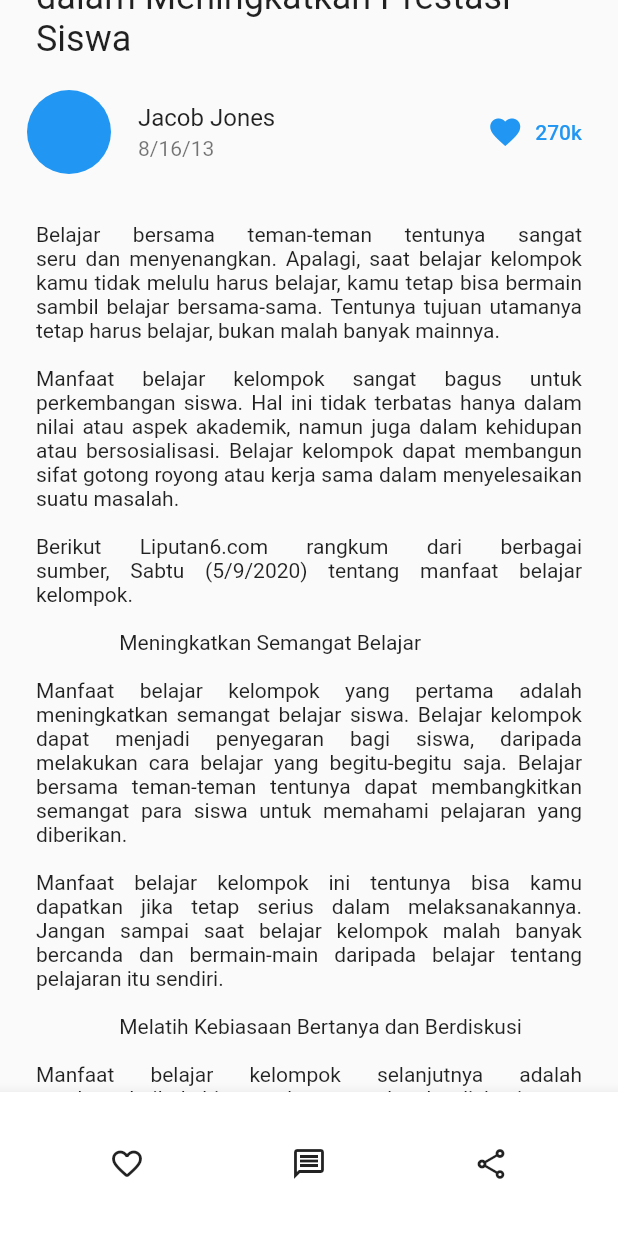
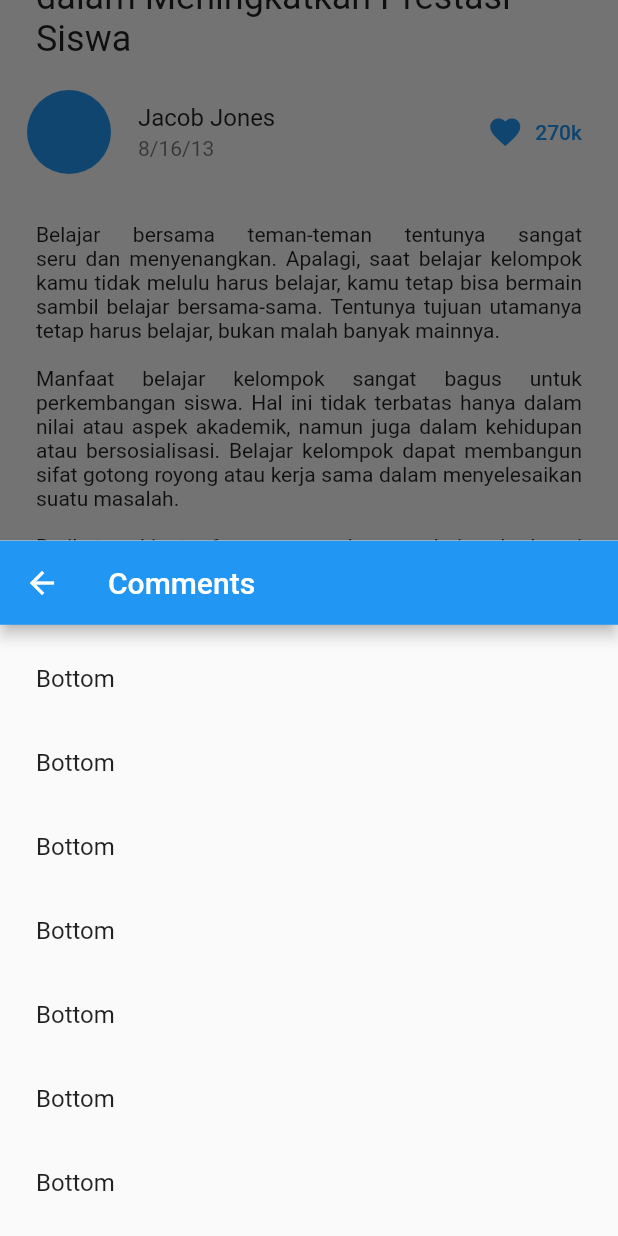
Before and after one commit to AkhdanFirdaus/article_ui, a Flutter app: the DetailPage screen opened by its route, scrolled down 576 dp, after a tap on the "message" icon, on a phone screen of 412 x 824 dp. Run offline on Flutter 3.47's test engine with Material 2 defaults, Android fonts, the light colour scheme and no system bars; network calls fail.

Commit message:
Add comment and drawer

```diff
--- a/lib/detail.dart
+++ b/lib/detail.dart
@@ -89,7 +89,34 @@ class DetailPage extends StatelessWidget {
                 icon: Icon(Icons.favorite_outline_rounded),
               ),
               IconButton(
-                onPressed: () {},
+                onPressed: () {
+                  showModalBottomSheet(
+                    context: context,
+                    builder: (context) {
+                      return BottomSheet(
+                        onClosing: () {},
+                        builder: (context) {
+                          return Scaffold(
+                            appBar: AppBar(
+                              title: Text("Comments"),
+                            ),
+                            body: Padding(
+                              padding: const EdgeInsets.all(8.0),
+                              child: ListView(
+                                children: [
+                                  for (int i = 0; i < 10; i++)
+                                    ListTile(
+                                      title: Text("Bottom"),
+                                    ),
+                                ],
+                              ),
+                            ),
+                          );
+                        },
+                      );
+                    },
+                  );
+                },
                 icon: Icon(Icons.message_outlined),
               ),
               IconButton(
--- a/lib/main.dart
+++ b/lib/main.dart
@@ -1,3 +1,4 @@
+import 'package:article_ui/article_list.dart';
 import 'package:article_ui/detail.dart';
 import 'package:article_ui/home.dart';
 import 'package:flutter/material.dart';
@@ -16,6 +17,7 @@ class MyApp extends StatelessWidget {
       ),
       routes: {
         '/': (context) => HomePage(),
+        '/articles': (context) => ArticleListPage(),
         '/detail': (context) => DetailPage(),
       },
     );
```
Also changed, not shown: lib/article_list.dart (added, +64 -0 lines), lib/home.dart (+27 -2 lines), lib/widget/articles.dart (+6 -2 lines), lib/widget/header.dart (+6 -1 lines).
